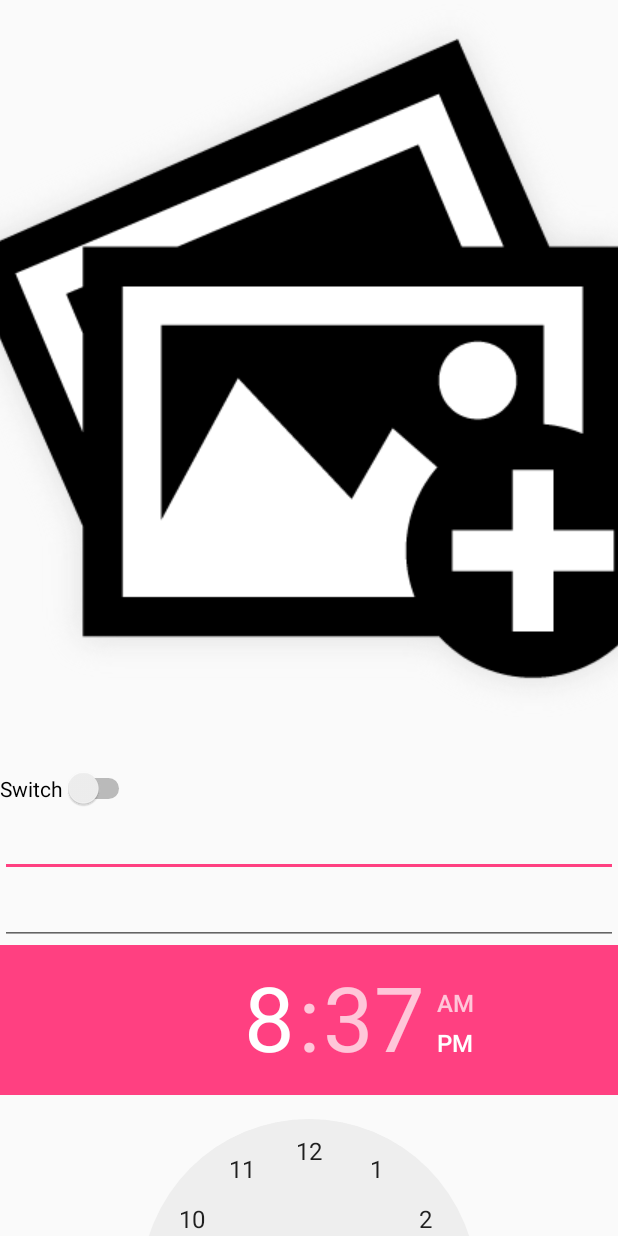
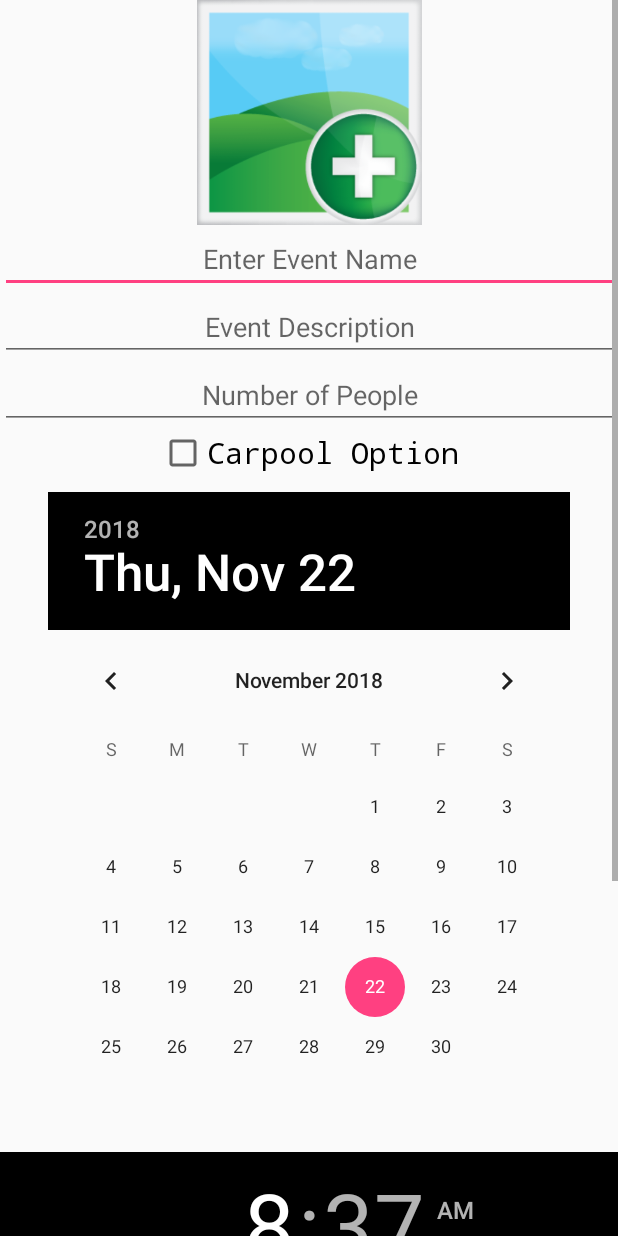
Before and after one commit to xxflo/SAPhackathon, an Android app: the layout activity_create_social_events.xml on its own in the app's theme, with its tools: preview values and no code run, on a phone screen of 412 x 824 dp. Run offline under Robolectric (Android 15) with nearby library versions, the phone set to English and light mode, and no system bars.

Commit message:
add event

```diff
--- a/app/build.gradle
+++ b/app/build.gradle
@@ -20,7 +20,7 @@ android {
 
 dependencies {
     implementation fileTree(dir: 'libs', include: ['*.jar'])
-    implementation 'com.android.support:appcompat-v7:26.1.0'
+    implementation 'com.android.support:appcompat-v7:27.1.1'
     implementation 'com.android.support.constraint:constraint-layout:1.1.3'
     testImplementation 'junit:junit:4.12'
     androidTestImplementation 'com.android.support.test:runner:1.0.2'
--- a/app/src/main/java/com/example/kessr/saphackathon/CreateSocialEvents.java
+++ b/app/src/main/java/com/example/kessr/saphackathon/CreateSocialEvents.java
@@ -2,12 +2,20 @@ package com.example.kessr.saphackathon;
 
 import android.support.v7.app.AppCompatActivity;
 import android.os.Bundle;
+import android.view.View;
+import android.widget.ImageButton;
 
 public class CreateSocialEvents extends AppCompatActivity {
+    ImageButton imageButton;
+
+    public void addEventImage(View view){
+        imageButton.setImageResource(R.drawable.event);
+    }
 
     @Override
     protected void onCreate(Bundle savedInstanceState) {
         super.onCreate(savedInstanceState);
         setContentView(R.layout.activity_create_social_events);
+        imageButton = findViewById(R.id.addImage);
     }
 }
--- a/app/src/main/java/com/example/kessr/saphackathon/MainActivity.java
+++ b/app/src/main/java/com/example/kessr/saphackathon/MainActivity.java
@@ -11,7 +11,7 @@ public class MainActivity extends AppCompatActivity {
         super.onCreate(savedInstanceState);
         setContentView(R.layout.activity_main);
 
-        Intent intent = new Intent(getApplicationContext(), CreateSocialEvents.class);
+        Intent intent = new Intent(getApplicationContext(), AreYouDriver.class);
         startActivityForResult(intent, 100);
     }
 }
--- a/app/src/main/res/layout/activity_create_social_events.xml
+++ b/app/src/main/res/layout/activity_create_social_events.xml
@@ -1,51 +1,83 @@
 <?xml version="1.0" encoding="utf-8"?>
-<LinearLayout xmlns:android="http://schemas.android.com/apk/res/android"
+<ScrollView xmlns:android="http://schemas.android.com/apk/res/android"
     xmlns:app="http://schemas.android.com/apk/res-auto"
     xmlns:tools="http://schemas.android.com/tools"
     android:layout_width="match_parent"
     android:layout_height="match_parent"
+    android:gravity="center"
     android:orientation="vertical"
     tools:context="com.example.kessr.saphackathon.CreateSocialEvents">
 
+    <LinearLayout
+        android:layout_width="match_parent"
+        android:layout_height="match_parent"
+        android:orientation="vertical">
+
         <ImageButton
             android:id="@+id/addImage"
-        android:layout_width="match_parent"
-        android:layout_height="wrap_content"
+            android:layout_width="wrap_content"
+            android:layout_height="150dp"
+            android:layout_gravity="center"
             android:background="#00000000"
-        app:srcCompat="@drawable/addimage" />
-
-    <Switch
-        android:id="@+id/switch1"
-        android:layout_width="wrap_content"
-        android:layout_height="wrap_content"
-        android:text="Switch"
-        tools:layout_editor_absoluteX="140dp"
-        tools:layout_editor_absoluteY="122dp" />
+            android:scaleType="fitCenter"
+            app:layout_constraintLeft_toLeftOf="parent"
+            app:layout_constraintRight_toRightOf="parent"
+            app:layout_constraintTop_toTopOf="parent"
+            app:srcCompat="@drawable/image" />
 
         <EditText
-        android:id="@+id/date"
+            android:id="@+id/eventName"
             android:layout_width="match_parent"
             android:layout_height="wrap_content"
             android:ems="10"
-        android:inputType="date" />
-
-    <com.google.android.gms.maps.MapView
-        android:layout_width="match_parent"
-        android:layout_height="wrap_content" />
+            android:hint="Enter Event Name"
+            android:inputType="textPersonName"
+            android:textAlignment="center" />
 
         <EditText
+            android:id="@+id/description"
+            android:layout_width="match_parent"
+            android:layout_height="wrap_content"
+            android:ems="10"
+            android:hint="Event Description"
+            android:inputType="textPersonName"
+            android:textAlignment="center" />
+
+        <EditText
+            android:id="@+id/numPpl"
+            android:layout_width="match_parent"
+            android:layout_height="wrap_content"
+            android:ems="10"
+            android:hint="Number of People"
+            android:inputType="number"
+            android:textAlignment="center" />
+
+        <CheckBox
+            android:id="@+id/carpool"
+            android:layout_width="wrap_content"
+            android:layout_height="wrap_content"
+            android:layout_gravity="center"
+            android:fontFamily="monospace"
+            android:text="Carpool Option"
+            android:textAlignment="center"
+            android:textSize="20sp" />
+
+        <DatePicker
+            android:id="@+id/datePicker"
+            android:layout_width="wrap_content"
+            android:layout_height="wrap_content"
+            android:layout_gravity="center"
+            android:foregroundGravity="center"
+            android:headerBackground="@android:color/background_dark"
+            android:padding="10dp" />
+
+        <TimePicker
             android:id="@+id/time"
             android:layout_width="match_parent"
             android:layout_height="wrap_content"
-        android:ems="10"
-        android:inputType="time" />
+            android:layout_gravity="center"
+            android:headerBackground="@android:color/black" />
 
-    <TimePicker
-        android:layout_width="match_parent"
-        android:layout_height="wrap_content" />
+    </LinearLayout>
 
-    <DatePicker
-        android:id="@+id/datePicker"
-        android:layout_width="match_parent"
-        android:layout_height="wrap_content" />
-</LinearLayout>
+</ScrollView>
```
Also changed, not shown: app/src/main/res/drawable/event.jpg (added). Lines whose indentation alone changed are shown as unchanged.
